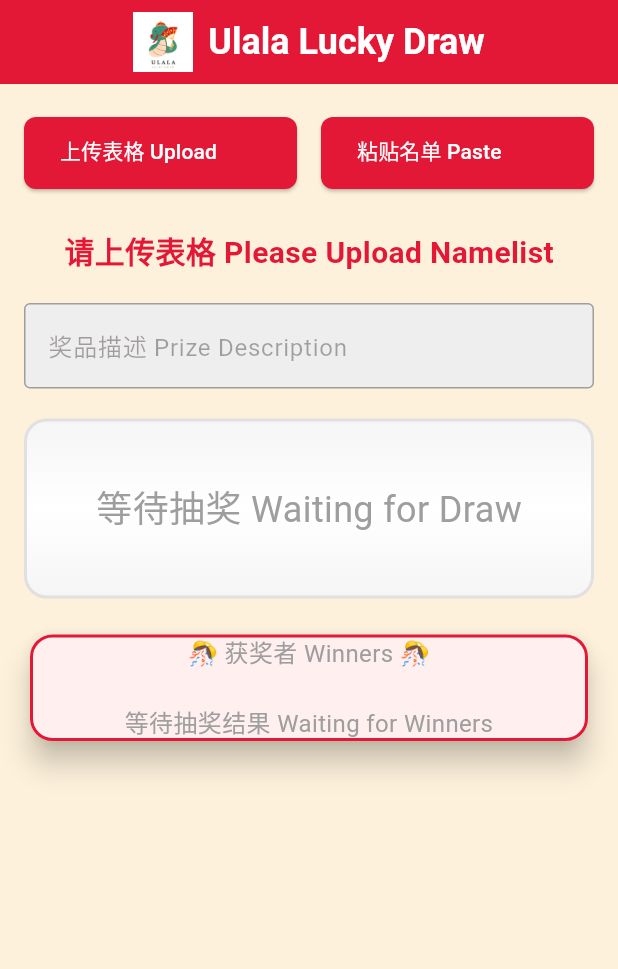
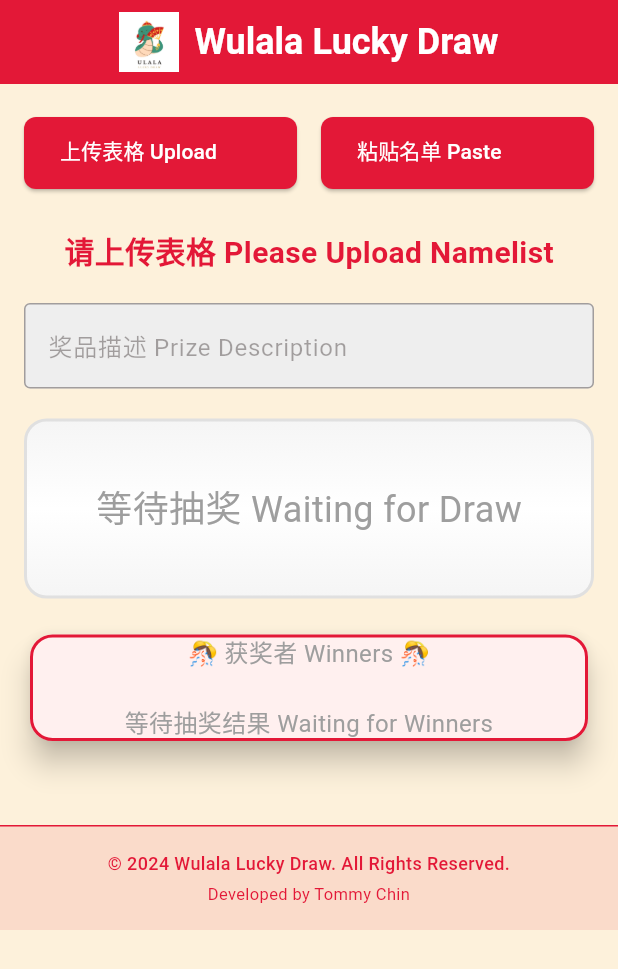
Before and after one commit to tommychinnn/lucky_draw_csv_app, a Flutter app: the screen it shows after launch, on a phone screen of 412 x 824 dp. Shown: the top 969 px of the screen. Run offline on Flutter 3.47's test engine with Material 3 defaults, Android fonts, the light colour scheme and no system bars; our stand-ins replace csv, file_picker, just_audio, video_player; missing offline and left inert: dart:html.

Commit message:
Update branding to Wulala Lucky Draw and improve copyright notices

```diff
--- a/lib/main.dart
+++ b/lib/main.dart
@@ -1,3 +1,7 @@
+// Copyright (c) 2024 Tommy Chin. All rights reserved.
+// This code is protected by copyright law. Unauthorized copying, modification,
+// or distribution of this software is strictly prohibited.
+
 import 'package:flutter/material.dart';
 import 'screens/home_screen.dart';
 
@@ -12,7 +16,7 @@ class LuckyDrawApp extends StatelessWidget {
   @override
   Widget build(BuildContext context) {
     return MaterialApp(
-      title: 'Lucky Draw App',
+      title: 'Wulala Lucky Draw',
       debugShowCheckedModeBanner: false,
       theme: ThemeData(
         primaryColor: const Color(0xFFE31837), // Traditional Chinese Red
--- a/lib/screens/home_screen.dart
+++ b/lib/screens/home_screen.dart
@@ -112,7 +112,7 @@ class _HomeScreenState extends State<HomeScreen> {
             ),
             const SizedBox(width: 10),
             const Text(
-              'Ulala Lucky Draw',
+              'Wulala Lucky Draw',
               style: TextStyle(
                 color: Colors.white,
                 fontWeight: FontWeight.bold,
@@ -125,7 +125,9 @@ class _HomeScreenState extends State<HomeScreen> {
       body: SingleChildScrollView(
         child: SafeArea(
           bottom: true,
-          child: Padding(
+          child: Column(
+            children: [
+              Padding(
                 padding: const EdgeInsets.fromLTRB(16.0, 16.0, 16.0, 32.0),
                 child: Column(
                   children: [
@@ -160,7 +162,7 @@ class _HomeScreenState extends State<HomeScreen> {
                     Text(
                       participants.isEmpty
                           ? '请上传表格 Please Upload Namelist'
-                      : '参与者 Participants: ${participants.length}',  // Added English
+                          : '参与者 Participants: ${participants.length}',
                       style: const TextStyle(
                         fontSize: 20,
                         fontWeight: FontWeight.bold,
@@ -249,6 +251,45 @@ class _HomeScreenState extends State<HomeScreen> {
                   ],
                 ),
               ),
+              // Add copyright footer
+              Container(
+                width: double.infinity,
+                padding: const EdgeInsets.symmetric(vertical: 16.0),
+                decoration: BoxDecoration(
+                  color: Theme.of(context).primaryColor.withOpacity(0.1),
+                  border: Border(
+                    top: BorderSide(
+                      color: Theme.of(context).primaryColor,
+                      width: 1,
+                    ),
+                  ),
+                ),
+                child: const Column(
+                  children: [
+                    Text(
+                      '© 2024 Wulala Lucky Draw. All Rights Reserved.',
+                      textAlign: TextAlign.center,
+                      style: TextStyle(
+                        fontSize: 12,
+                        color: Color(0xFFE31837),
+                        fontWeight: FontWeight.w500,
+                      ),
+                    ),
+                    SizedBox(height: 4),  // Small spacing between lines
+                    Text(
+                      'Developed by Tommy Chin',
+                      textAlign: TextAlign.center,
+                      style: TextStyle(
+                        fontSize: 11,
+                        color: Color(0xFFE31837),
+                        fontWeight: FontWeight.w400,
+                      ),
+                    ),
+                  ],
+                ),
+              ),
+            ],
+          ),
         ),
       ),
     );
--- a/pubspec.yaml
+++ b/pubspec.yaml
@@ -1,7 +1,7 @@
 name: lucky_draw_csv_app
-description: "A new Flutter project"
+description: "A Lucky Draw application"
 publish_to: 'none'
-version: 0.1.0+1
+version: 1.0.0+1
 
 environment:
   sdk: '>=3.2.3 <4.0.0'
```
Also changed, not shown: lib/services/audio_service.dart (+12 -12 lines), lib/widgets/animated_draw_widget.dart (+39 -13 lines), 4 other files. Lines whose indentation alone changed are shown as unchanged.
